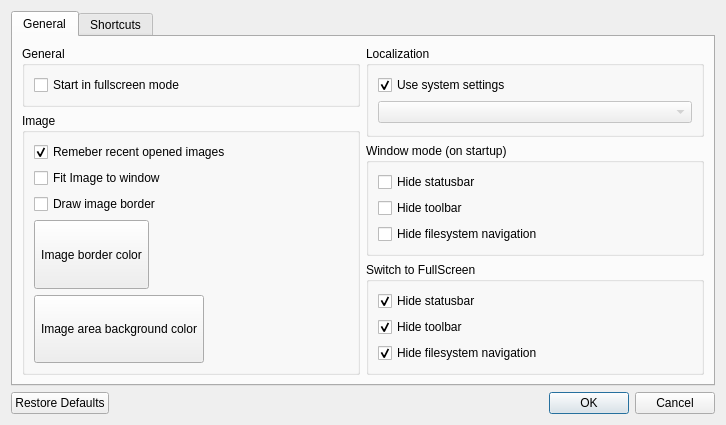
vookimedlo/vooki-image-viewer, file src/ui/forms/SettingsDialog.ui: the form before one commit.
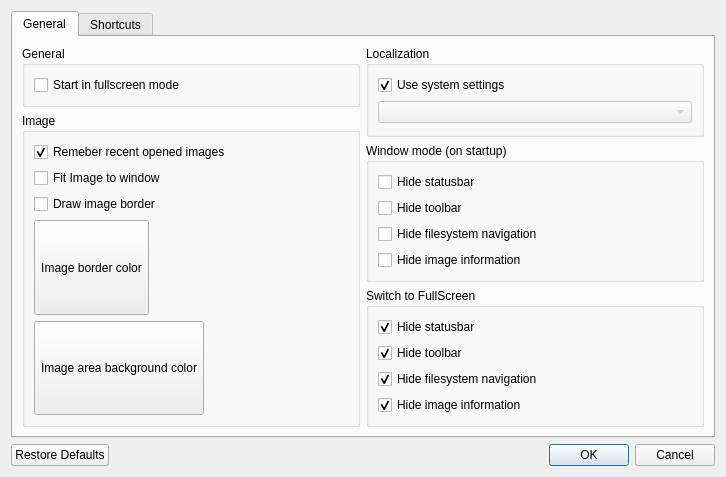
The form after the commit. Icons and pictures are not drawn. Custom widgets are drawn as their Qt base class.

Commit message: 🔩Code: Image information settings added.

Diff of the .ui file:
```diff
--- a/src/ui/forms/SettingsDialog.ui
+++ b/src/ui/forms/SettingsDialog.ui
@@ -8,7 +8,7 @@
     <x>0</x>
     <y>0</y>
     <width>726</width>
-    <height>423</height>
+    <height>444</height>
    </rect>
   </property>
   <property name="windowTitle">
@@ -207,6 +207,16 @@
                 </property>
                </widget>
               </item>
+              <item>
+               <widget class="QCheckBox" name="checkBoxWindowHideInformation">
+                <property name="whatsThis">
+                 <string notr="true">viv/window/hide/information</string>
+                </property>
+                <property name="text">
+                 <string>Hide image information</string>
+                </property>
+               </widget>
+              </item>
              </layout>
             </widget>
            </item>
@@ -255,6 +265,19 @@
                 </property>
                </widget>
               </item>
+              <item>
+               <widget class="QCheckBox" name="checkBoxFullscreenHideInformation">
+                <property name="whatsThis">
+                 <string notr="true">viv/fullscreen/hide/information</string>
+                </property>
+                <property name="text">
+                 <string>Hide image information</string>
+                </property>
+                <property name="checked">
+                 <bool>true</bool>
+                </property>
+               </widget>
+              </item>
              </layout>
             </widget>
            </item>
```
The commit also changes 5 other files.
